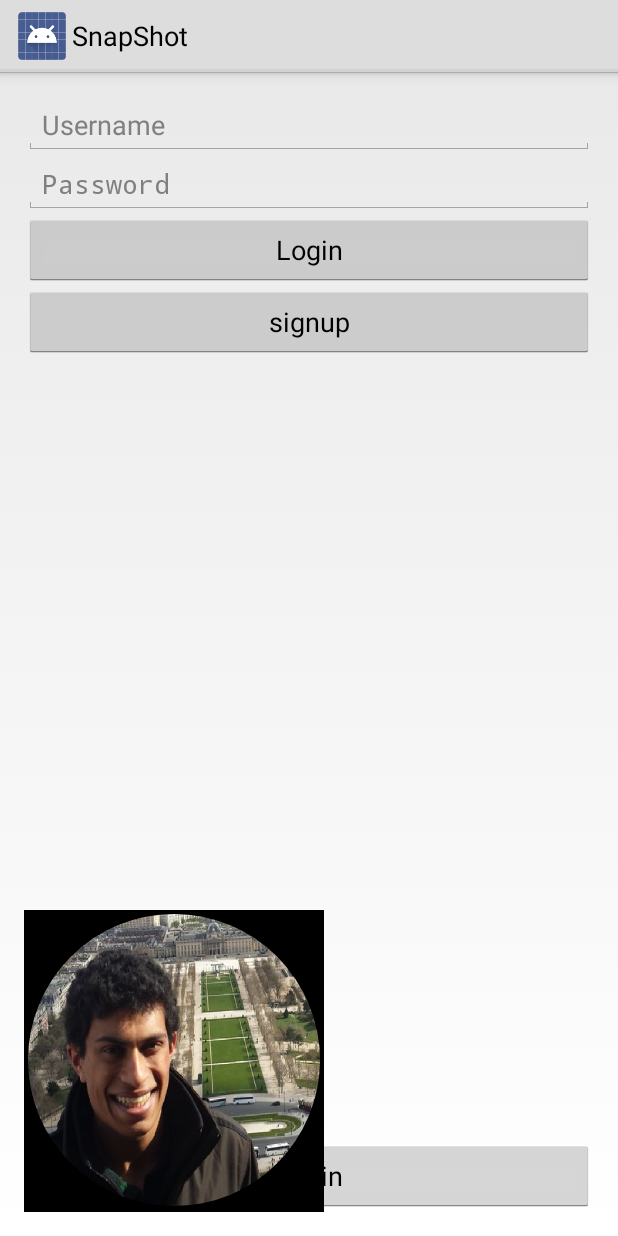
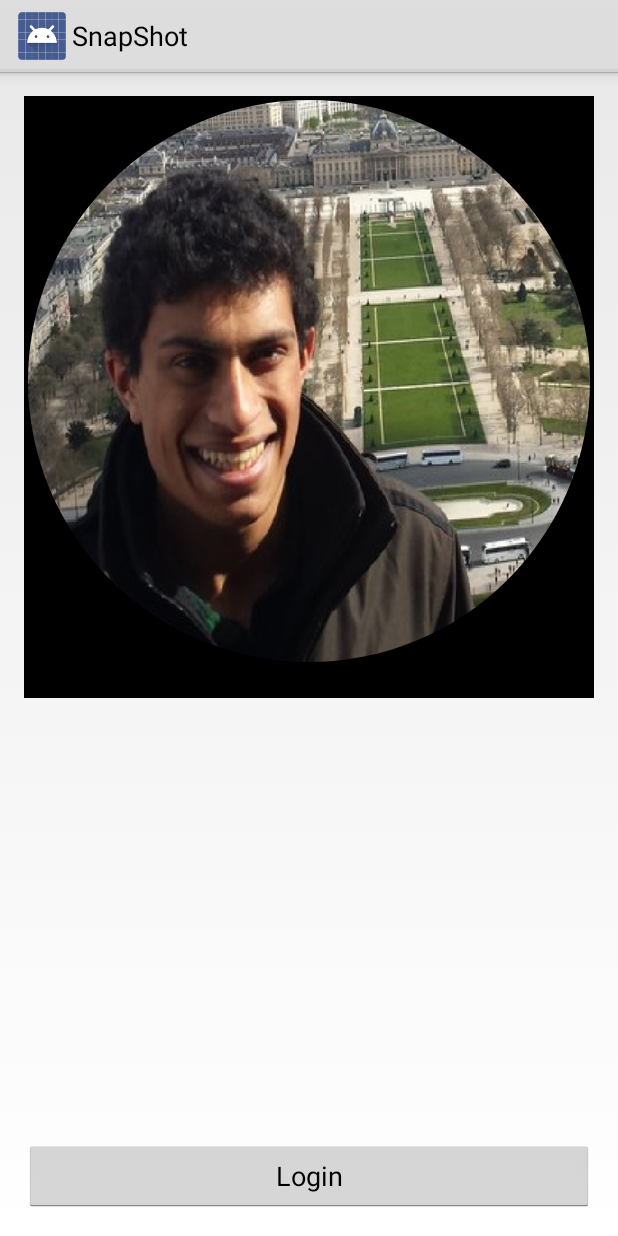
Before and after one commit to dsouzarc/snapshot, an Android app: the screen it shows after launch (LoginActivity), on a phone screen of 412 x 824 dp. Run offline under Robolectric (Android 15) with nearby library versions, the phone set to English and light mode, and no system bars; libraries missing offline, so code that uses them is left out: com.facebook, com.facebook.model; 2 statements that could not run were skipped.

Commit message:
Removed most login ui, mainly just profile picture + login button

```diff
--- a/app/src/main/java/com/ryan/snapshot/LoginActivity.java
+++ b/app/src/main/java/com/ryan/snapshot/LoginActivity.java
@@ -1,52 +1,26 @@
 package com.ryan.snapshot;
 
 import android.app.Activity;
-import android.app.AlertDialog;
 import android.content.Intent;
-import android.os.Bundle;
-import org.apache.http.HttpRequest;
-import org.apache.http.HttpResponse;
-import org.apache.http.HttpConnection;
-import org.apache.http.HttpEntity;
-import android.widget.ImageView;
-import com.facebook.model.GraphObject;
-import com.facebook.HttpMethod;
-import org.apache.http.client.HttpClient;
-import org.apache.http.impl.DefaultHttpClientConnection;
-import android.util.Log;
-import org.apache.http.impl.client.DefaultHttpClient;
-import org.apache.http.client.methods.HttpGet;
-import java.net.URI;
 import android.graphics.Bitmap;
 import android.graphics.BitmapFactory;
-import org.apache.http.client.HttpResponseException;
-import org.apache.http.client.ClientProtocolException;
-import java.net.URISyntaxException;
-import android.view.MenuItem;
-import com.facebook.Response;
-import android.view.View;
-import android.view.Window;
-import android.widget.Button;
-import android.widget.EditText;
-import android.widget.Toast;
 import android.os.Bundle;
-import android.app.Activity;
-import android.content.Intent;
-import android.widget.TextView;
-import com.facebook.model.GraphUser;
-import com.facebook.Request;
-import com.facebook.Session;
-import com.facebook.SessionState;
-
+import android.util.Log;
 import android.view.Menu;
 import android.view.MenuItem;
 import android.view.View;
 import android.view.Window;
 import android.widget.Button;
-import android.widget.EditText;
-import android.widget.TextView;
+import android.widget.ImageView;
 import android.widget.Toast;
 
+import com.facebook.HttpMethod;
+import com.facebook.Request;
+import com.facebook.Response;
+import com.facebook.Session;
+import com.facebook.SessionState;
+import com.facebook.model.GraphObject;
+import com.facebook.model.GraphUser;
 import com.google.common.util.concurrent.FutureCallback;
 import com.google.common.util.concurrent.Futures;
 import com.google.common.util.concurrent.ListenableFuture;
@@ -55,22 +29,21 @@ import com.microsoft.windowsazure.mobileservices.authentication.MobileServiceAut
 import com.microsoft.windowsazure.mobileservices.authentication.MobileServiceUser;
 import com.microsoft.windowsazure.mobileservices.http.ServiceFilterResponse;
 import com.microsoft.windowsazure.mobileservices.table.TableOperationCallback;
-import java.io.BufferedReader;
-import java.io.FileOutputStream;
+
+import org.apache.http.HttpEntity;
+import org.apache.http.HttpResponse;
+import org.apache.http.client.ClientProtocolException;
+import org.apache.http.client.methods.HttpGet;
+import org.apache.http.impl.client.DefaultHttpClient;
 import org.json.JSONException;
+import org.json.JSONObject;
+
 import java.io.IOException;
-import org.apache.http.HttpConnection;
 import java.io.InputStream;
-import org.json.JSONObject;
-import com.facebook.Request;
+import java.net.URI;
+import java.net.URISyntaxException;
 
 public class LoginActivity extends Activity {
-
-    protected EditText mUsername;
-    protected EditText mPassword;
-    protected Button mLoginButton;
-    protected TextView mSignUpButton;
-
     private MobileServiceClient mClient;
 
     @Override
@@ -87,7 +60,7 @@ public class LoginActivity extends Activity {
                     this
             );
 
-            Item item = new Item();
+            final Item item = new Item();
             item.Text = "Awesome item";
             mClient.getTable(Item.class).insert(item, new TableOperationCallback<Item>() {
                 public void onCompleted(Item entity, Exception exception, ServiceFilterResponse response) {
@@ -101,7 +74,8 @@ public class LoginActivity extends Activity {
                 }
             });
 
-            ListenableFuture<MobileServiceUser> mLogin = mClient.login(MobileServiceAuthenticationProvider.Facebook);
+            final ListenableFuture<MobileServiceUser> mLogin =
+                    mClient.login(MobileServiceAuthenticationProvider.Facebook);
             Futures.addCallback(mLogin, new FutureCallback<MobileServiceUser>() {
                 @Override
                 public void onFailure(Throwable exc) {
@@ -119,14 +93,11 @@ public class LoginActivity extends Activity {
         }
 
         Session.openActiveSession(this, true, new Session.StatusCallback() {
-            // callback when session changes state
             @Override
             public void call(Session session, SessionState state, Exception exception) {
                 if (session.isOpened()) {
                     executeMeRequest(session);
-                    // make request to the /me API
                     Request.newMeRequest(session, new Request.GraphUserCallback() {
-                        // callback after Graph API response with user object
                         @Override
                         public void onCompleted(GraphUser user, Response response) {
                             if (user != null) {
@@ -141,45 +112,6 @@ public class LoginActivity extends Activity {
                 }
             }
         });
-
-        mSignUpButton = (Button)findViewById(R.id.signupButton);
-        mSignUpButton.setOnClickListener(new View.OnClickListener() {
-            @Override
-            public void onClick(View v) {
-                Intent intent = new Intent(LoginActivity.this, SignUpActivity.class);
-                startActivity(intent);
-            }
-        });
-
-        mUsername = (EditText)findViewById(R.id.usernameField);
-        mPassword = (EditText)findViewById(R.id.passwordField);
-        mLoginButton = (Button)findViewById(R.id.loginButton);
-        mLoginButton.setOnClickListener(new View.OnClickListener() {
-            @Override
-            public void onClick(View v) {
-                String username = mUsername.getText().toString();
-                String password = mPassword.getText().toString();
-
-                username = username.trim();
-                password = password.trim();
-
-                if (username.isEmpty() || password.isEmpty()) {
-                    AlertDialog.Builder builder = new AlertDialog.Builder(LoginActivity.this);
-                    builder.setMessage(R.string.login_error_message)
-                            .setTitle(R.string.login_error_title)
-                            .setPositiveButton(android.R.string.ok, null);
-                    AlertDialog dialog = builder.create();
-                    dialog.show();
-                }
-                else {
-                    // Login
-                    setProgressBarIndeterminateVisibility(true);
-
-
-                }
-            }
-        });
-
         final Button login = (Button) findViewById(R.id.loginButton);
         login.setOnClickListener(loginListener);
     }
@@ -193,27 +125,28 @@ public class LoginActivity extends Activity {
     };
 
     public void executeMeRequest(Session session) {
-        Bundle bundle = new Bundle();
+        final Bundle bundle = new Bundle();
+        bundle.putBoolean("redirect", false);
+        bundle.putString("height", "600");
+        bundle.putString("type", "normal");
+        bundle.putString("width", "600");
         bundle.putString("fields", "picture");
-        final Request request = new Request(session, "me", bundle,
+        final Request request = new Request(session, "/me/picture", bundle,
                 HttpMethod.GET, new Request.Callback() {
-
             @Override
             public void onCompleted(Response response) {
-                GraphObject graphObject = response.getGraphObject();
+                final GraphObject graphObject = response.getGraphObject();
                 if(graphObject != null) {
                     try {
-                        JSONObject jsonObject = graphObject.getInnerJSONObject();
-                        JSONObject obj = jsonObject.getJSONObject("picture").getJSONObject("data");
+                        final JSONObject jsonObject = graphObject.getInnerJSONObject();
+                        final JSONObject obj = jsonObject.getJSONObject("picture").getJSONObject("data");
                         final String url = obj.getString("url");
                         new Thread(new Runnable() {
-
                             @Override
                             public void run() {
 
                                 final Bitmap bitmap = BitmapFactory.decodeStream(HttpRequest(url));
                                 runOnUiThread(new Runnable() {
-
                                     @Override
                                     public void run() {
                                         ((ImageView) findViewById(R.id.profilePicture)).setImageBitmap(bitmap);
@@ -230,15 +163,14 @@ public class LoginActivity extends Activity {
         Request.executeBatchAsync(request);
     }
 
-    public static InputStream HttpRequest(String strUrl) {
-
+    public static InputStream HttpRequest(final String strUrl) {
         HttpResponse response = null;
         try {
-            DefaultHttpClient httpClient = new DefaultHttpClient();
-            HttpGet request = new HttpGet();
+            final DefaultHttpClient httpClient = new DefaultHttpClient();
+            final HttpGet request = new HttpGet();
             request.setURI(new URI(strUrl));
             response = httpClient.execute(request);
-            HttpEntity entity = response.getEntity();
+            final HttpEntity entity = response.getEntity();
             return entity.getContent();
         } catch (ClientProtocolException e) {
             e.printStackTrace();
--- a/app/src/main/res/layout/activity_login.xml
+++ b/app/src/main/res/layout/activity_login.xml
@@ -8,53 +8,10 @@
     android:paddingTop="@dimen/activity_vertical_margin"
     tools:context=".LoginScreen">
 
-    <EditText
-        android:id="@+id/usernameField"
-        android:layout_width="match_parent"
-        android:layout_height="wrap_content"
-        android:layout_alignParentLeft="true"
-        android:layout_alignParentTop="true"
-        android:ems="10"
-        android:hint="@string/username_hint" >
-        <requestFocus />
-    </EditText>
-
-    <EditText
-        android:id="@+id/passwordField"
-        android:layout_width="match_parent"
-        android:layout_height="wrap_content"
-        android:layout_alignLeft="@+id/usernameField"
-        android:layout_below="@+id/usernameField"
-        android:ems="10"
-        android:hint="@string/password_hint"
-        android:inputType="textPassword" />
-
-    <Button
-        android:id="@+id/realLoginButton"
-        android:layout_width="match_parent"
-        android:layout_height="wrap_content"
-        android:layout_alignLeft="@+id/passwordField"
-        android:layout_below="@+id/passwordField"
-        android:text="@string/login_button_label" />
-
-    <Button
-        android:id="@+id/signupButton"
-        android:layout_width="match_parent"
-        android:layout_height="wrap_content"
-        android:layout_below="@+id/realLoginButton"
-        android:text="signup" />
-
-    <Button
-        android:layout_width="match_parent"
-        android:layout_height="wrap_content"
-        android:text="Login"
-        android:layout_alignParentBottom="true"
-        android:id="@+id/loginButton"/>
-
     <com.pkmmte.view.CircularImageView
         xmlns:app="http://schemas.android.com/apk/res-auto"
-        android:layout_width="200dp"
-        android:layout_height="200dp"
+        android:layout_width="400dp"
+        android:layout_height="400dp"
         android:gravity="center_horizontal"
         android:adjustViewBounds="true"
         android:scaleType="centerCrop"
@@ -63,5 +20,12 @@
         app:border_color="#EEEEEE"
         app:border_width="4dp"
         app:shadow="true"
-        android:layout_alignParentBottom="true"/>
+        android:layout_alignParentTop="true"/>
+
+    <Button
+        android:layout_width="match_parent"
+        android:layout_height="wrap_content"
+        android:text="Login"
+        android:layout_alignParentBottom="true"
+        android:id="@+id/loginButton"/>
 </RelativeLayout>
```
